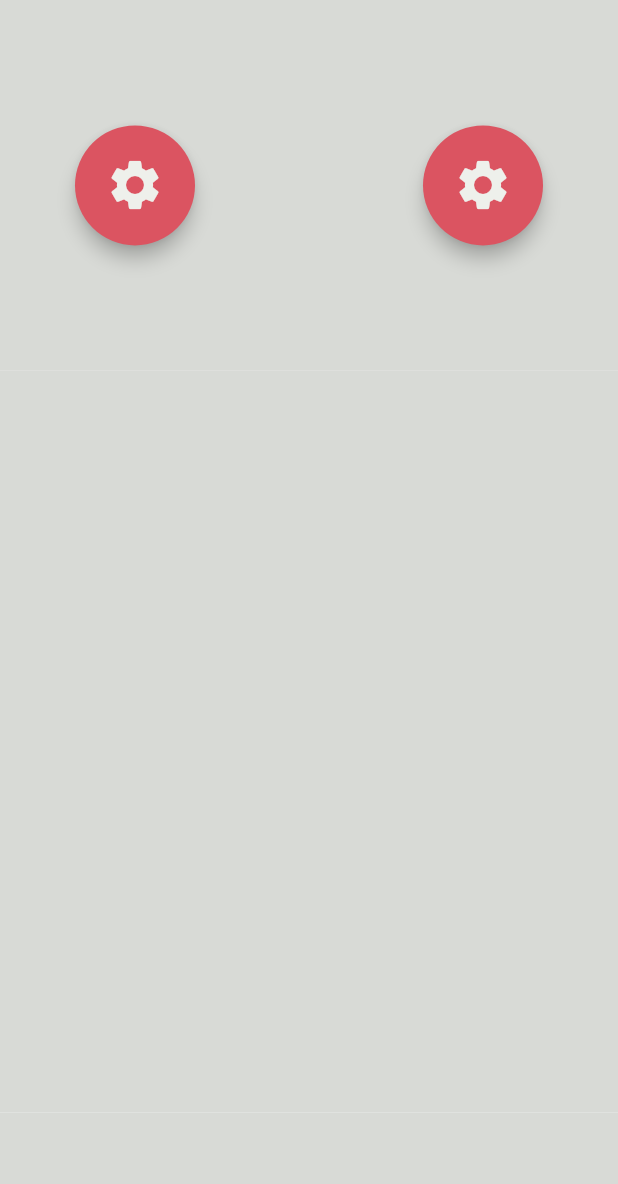
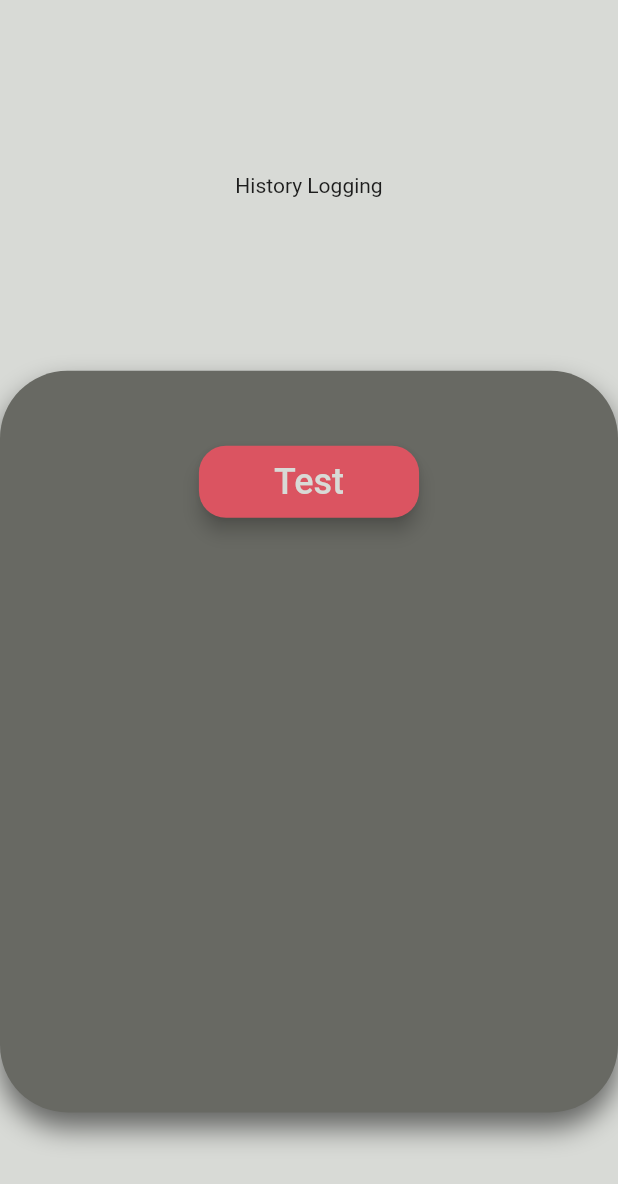
Before and after one commit to mattdbarnett/activito-app, a Flutter app: the screen it shows after launch, on a phone screen of 412 x 824 dp. Shown: the top 1184 px of the screen. Run offline on Flutter 3.47's test engine with Material 2 defaults, Android fonts, the phone set to English and light mode, and no system bars.

Commit message:
Added example button, title and updated app theme datato be inline with colour scheme

```diff
--- a/lib/main.dart
+++ b/lib/main.dart
@@ -1,4 +1,5 @@
 import 'package:flutter/material.dart';
+import 'package:history_logging_app/classes/colours.dart';
 import 'package:history_logging_app/pages/home.dart';
 
 void main() {
@@ -13,8 +14,12 @@ class MyApp extends StatelessWidget {
     return MaterialApp(
       title: 'Flutter Demo',
       theme: ThemeData(
-        primarySwatch: Colors.blue,
-      ),
+          colorScheme: ColorScheme.fromSwatch().copyWith(
+            primary: HistColours.cBack,
+            secondary: HistColours.cBack,
+            brightness: Brightness.light,
+            /* light theme settings */
+          )),
       home: const HistoryHome(),
     );
   }
--- a/lib/pages/home.dart
+++ b/lib/pages/home.dart
@@ -1,4 +1,5 @@
 
+import 'package:flutter/cupertino.dart';
 import 'package:flutter/material.dart';
 import 'package:history_logging_app/classes/colours.dart';
 
@@ -12,58 +13,69 @@ class HistoryHome extends StatefulWidget {
 class _HistoryHomeState extends State<HistoryHome> {
   @override
   Widget build(BuildContext context) {
-    //double screenWidth = MediaQuery.of(context).size.width;
+    double screenWidth = MediaQuery.of(context).size.width;
     double screenHeight = MediaQuery.of(context).size.height;
     return Scaffold(
+      backgroundColor: HistColours.cBack,
       body: Column(
         children: [
           Container(
+            height: screenHeight * 0.3,
             padding: const EdgeInsets.only(
               left: 50,
               right: 50,
             ),
-            color: HistColours.cBack,
-            height: screenHeight * 0.3,
-            child: Row(
-              children: [
-                TextButton(
-                  style: TextButton.styleFrom(
-                    backgroundColor: HistColours.cHighlight,
-                    elevation: 5,
-                    fixedSize: const Size.fromRadius(40),
-                    shape: const CircleBorder(),
-                  ),
-                  onPressed: () {},
-                  child: const Icon(
-                    Icons.settings,
-                    size: 40,
-                    color: HistColours.cText,
-                  ),
-                ),
-                const Spacer(),
-                TextButton(
-                  style: TextButton.styleFrom(
-                    backgroundColor: HistColours.cHighlight,
-                    elevation: 5,
-                    fixedSize: const Size.fromRadius(40),
-                    shape: const CircleBorder(),
-                  ),
-                  onPressed: () {},
-                  child: const Icon(
-                    Icons.settings,
-                    size: 40,
-                    color: HistColours.cText,
-                  ),
-                ),
-              ],
+            child: const Center(
+              child: Text("History Logging"),
             )
           ),
           Container(
-            color:  HistColours.cBack,
             height: screenHeight * 0.6,
+            width: screenWidth,
+            decoration: const BoxDecoration(
+              color: HistColours.cForward,
+              borderRadius: BorderRadius.all(Radius.circular(45)),
+              boxShadow: [
+                BoxShadow(
+                  color: Colors.black54,
+                  blurRadius: 15,
+                  spreadRadius: 0.0,
+                  offset: Offset(0, 10),
+                )
+              ],
+            ),
+            child: Container(
+              padding: const EdgeInsets.all(50),
+              child: Column(
+                children: [
+                  TextButton(
+                    onPressed: () {  },
+                    child: const Text(
+                      "Test",
+                      style: TextStyle(
+                        color: HistColours.cBack,
+                        fontSize: 24,
+                        fontWeight: FontWeight.w500,
+                      ),
+                    ),
+                    style: TextButton.styleFrom(
+                      padding: EdgeInsets.only(
+                        top: 10,
+                        bottom: 10,
+                        left: 50,
+                        right: 50,
+                      ),
+                      backgroundColor: HistColours.cHighlight,
+                      elevation: 5,
+                      shape: RoundedRectangleBorder(
+                          borderRadius: BorderRadius.circular(18.0)),
+                    ),
+                  )
+                ],
+              ),
+            )
           ),
           Container(
-            color: HistColours.cBack,
             height: screenHeight * 0.1,
           ),
         ],
```
